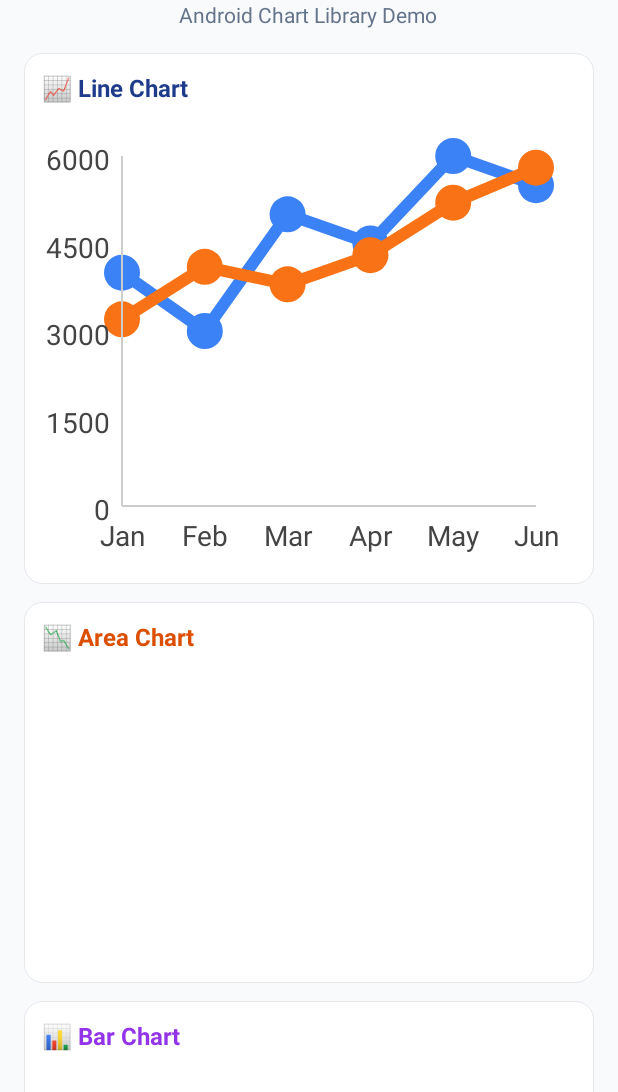
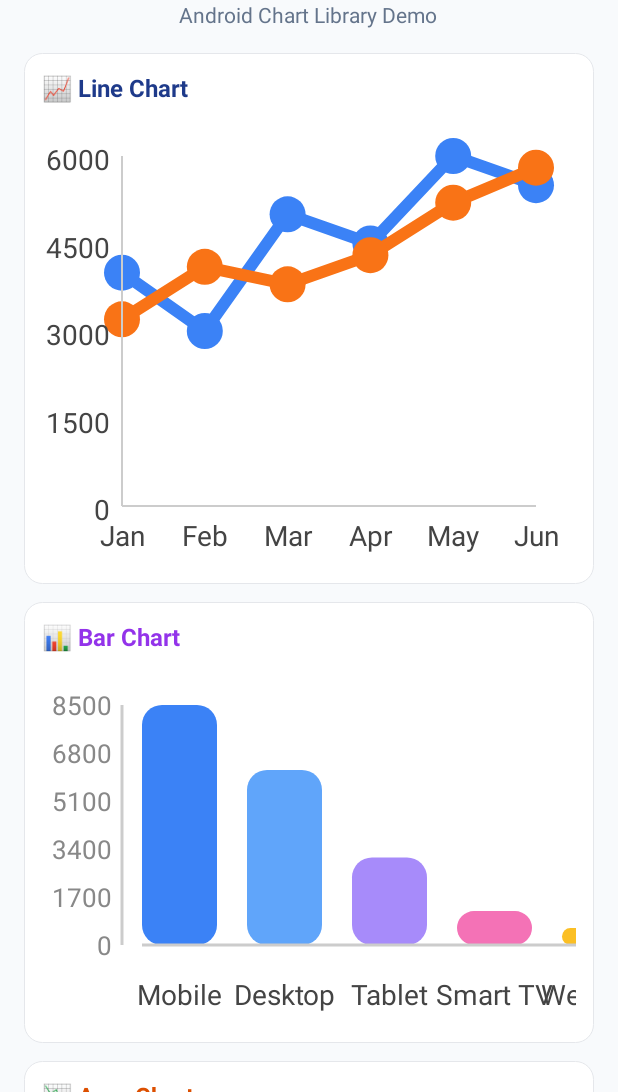
Before and after one commit to NoaSharabi8/GraphLite, an Android app: the screen it shows after launch (MainActivity), on a phone screen of 412 x 824 dp, the part 144-1236 px from its top. Run offline under Robolectric (Android 15) with nearby library versions, the phone set to English and light mode, and no system bars.

Commit message:
Second commit

```diff
--- /dev/null
+++ b/GraphLiteLib/src/main/java/dev/noash/graphlitelib/BarChartView.java
@@ -0,0 +1,178 @@
+package dev.noash.graphlitelib;
+
+import android.content.Context;
+import android.graphics.Canvas;
+import android.graphics.Color;
+import android.graphics.LinearGradient;
+import android.graphics.Paint;
+import android.graphics.RectF;
+import android.graphics.Shader;
+import android.util.AttributeSet;
+import android.view.View;
+
+import java.util.ArrayList;
+import java.util.List;
+
+public class BarChartView extends View {
+
+    private List<Float> values = new ArrayList<>();
+    private List<String> labels = new ArrayList<>();
+    private List<Integer> barColors = new ArrayList<>();
+
+    private int[] gradientColors = new int[]{
+            Color.parseColor("#3B82F6"),
+            Color.parseColor("#60A5FA")
+    };
+
+    private Float customBarWidth = null;
+    private Float customBarSpacing = null;
+
+    public BarChartView(Context context) {
+        super(context);
+    }
+
+    public BarChartView(Context context, AttributeSet attrs) {
+        super(context, attrs);
+    }
+
+    public void setValues(List<Float> values) {
+        this.values = values;
+        invalidate();
+    }
+
+    public void setLabels(List<String> labels) {
+        this.labels = labels;
+        invalidate();
+    }
+
+    public void setBarWidth(float barWidthPx) {
+        this.customBarWidth = barWidthPx;
+        invalidate();
+    }
+
+    public void setBarWidthDp(float barWidthDp) {
+        float scale = getResources().getDisplayMetrics().density;
+        this.customBarWidth = barWidthDp * scale;
+        invalidate();
+    }
+
+    public void setBarSpacing(float barSpacingPx) {
+        this.customBarSpacing = barSpacingPx;
+        invalidate();
+    }
+
+    public void setBarColors(List<Integer> colors) {
+        this.barColors = colors != null ? colors : new ArrayList<>();
+        invalidate();
+    }
+
+    public void adjustWidthToContent() {
+        if (values == null || values.isEmpty()) return;
+
+        float defaultSpacing = 40f;
+        float defaultBarWidth = 80f;
+
+        float barWidth = (customBarWidth != null) ? customBarWidth : defaultBarWidth;
+        float barSpacing = (customBarSpacing != null) ? customBarSpacing : defaultSpacing;
+
+        int count = values.size();
+        int totalWidth = Math.round((barWidth + barSpacing) * count + 100);
+
+        getLayoutParams().width = totalWidth;
+        requestLayout();
+    }
+
+    @Override
+    protected void onDraw(Canvas canvas) {
+        super.onDraw(canvas);
+        if (values == null || values.isEmpty()) return;
+
+        float barSpacingFromYAxis = 20f;
+        float width = getWidth();
+        float height = getHeight();
+        float paddingLeft = 80f;
+        float paddingRight = 40f;
+        float paddingBottom = 80f;
+        float paddingTop = 40f;
+
+        float usableWidth = width - paddingLeft - paddingRight;
+        float usableHeight = height - paddingTop - paddingBottom;
+        int barCount = values.size();
+
+        float max = 1f;
+        for (float v : values) {
+            if (v > max) max = v;
+        }
+
+        float barWidth = (customBarWidth != null) ? customBarWidth : usableWidth / (barCount * 1.5f);
+        float barSpacing = (customBarSpacing != null) ? customBarSpacing : barWidth * 0.5f;
+
+        Paint barPaint = new Paint(Paint.ANTI_ALIAS_FLAG);
+        Paint labelPaint = new Paint(Paint.ANTI_ALIAS_FLAG);
+        Paint axisPaint = new Paint(Paint.ANTI_ALIAS_FLAG);
+        Paint yValuePaint = new Paint(Paint.ANTI_ALIAS_FLAG);
+
+        labelPaint.setTextAlign(Paint.Align.CENTER);
+        labelPaint.setTextSize(28f);
+        labelPaint.setColor(Color.DKGRAY);
+
+        yValuePaint.setTextAlign(Paint.Align.RIGHT);
+        yValuePaint.setTextSize(26f);
+        yValuePaint.setColor(Color.GRAY);
+
+        axisPaint.setColor(Color.LTGRAY);
+        axisPaint.setStrokeWidth(3f);
+
+        LinearGradient gradient = new LinearGradient(0, paddingTop, 0, height - paddingBottom,
+                gradientColors, null, Shader.TileMode.CLAMP);
+        barPaint.setShader(gradient);
+
+        for (int i = 0; i < barCount; i++) {
+            float val = values.get(i);
+            float barHeight = (val / max) * usableHeight;
+
+            float left = paddingLeft + barSpacingFromYAxis + i * (barWidth + barSpacing);
+            float top = height - paddingBottom - barHeight;
+            float right = left + barWidth;
+            float bottom = height - paddingBottom;
+
+            Paint customPaint = new Paint(Paint.ANTI_ALIAS_FLAG);
+            if (i < barColors.size()) {
+                customPaint.setColor(barColors.get(i));
+            } else {
+                customPaint.setShader(new LinearGradient(0, paddingTop, 0, height - paddingBottom,
+                        gradientColors, null, Shader.TileMode.CLAMP));
+            }
+
+            canvas.drawRoundRect(new RectF(left, top, right, bottom), 20f, 20f, customPaint);
+
+            if (i < labels.size()) {
+                canvas.drawText(labels.get(i), left + barWidth / 2, height - 20f, labelPaint);
+            }
+        }
+
+        canvas.drawLine(
+                paddingLeft + barSpacingFromYAxis,
+                height - paddingBottom,
+                width - paddingRight,
+                height - paddingBottom,
+                axisPaint
+        );
+
+        canvas.drawLine(
+                paddingLeft,
+                paddingTop,
+                paddingLeft,
+                height - paddingBottom,
+                axisPaint
+        );
+
+        int ySteps = 5;
+        for (int i = 0; i <= ySteps; i++) {
+            float fraction = (float) i / ySteps;
+            float value = max * (1f - fraction);
+            float y = paddingTop + usableHeight * fraction;
+            canvas.drawText(String.format("%.0f", value), paddingLeft - 10f, y + 10f, yValuePaint);
+        }
+    }
+}
--- a/GraphLiteLib/src/main/java/dev/noash/graphlitelib/GraphView.java
+++ b/GraphLiteLib/src/main/java/dev/noash/graphlitelib/LineChartView.java
@@ -1,15 +1,11 @@
 package dev.noash.graphlitelib;
 
-import android.animation.Animator;
-import android.animation.AnimatorSet;
 import android.animation.ValueAnimator;
 import android.content.Context;
 import android.graphics.Canvas;
 import android.graphics.Color;
-import android.graphics.LinearGradient;
 import android.graphics.Paint;
 import android.graphics.RectF;
-import android.graphics.Shader;
 import android.util.AttributeSet;
 import android.view.MotionEvent;
 import android.view.View;
@@ -21,32 +17,18 @@ import android.view.animation.OvershootInterpolator;
 import java.util.ArrayList;
 import java.util.List;
 
-public class GraphView extends View {
+public class LineChartView extends View {
     public enum AnimationType {
         NONE, EASE_IN_OUT, FADE_IN, WAVE
     }
-    public interface OnPointClickListener {
-        void onPointClick(int index, String label, float value);
-    }
 
-    private OnPointClickListener pointClickListener;
-    public void setOnPointClickListener(OnPointClickListener listener) {
-        this.pointClickListener = listener;
-    }
-    private int selectedIndex = -1;
+    private List<GraphLine> graphLines = new ArrayList<>();
     private List<Float> referenceData = new ArrayList<>();
     private List<String> xLabels = new ArrayList<>();
-    private List<GraphLine> graphLines = new ArrayList<>();
-    private static final float TOUCH_TOLERANCE_Y = 40f;
-    private static final float TOUCH_TOLERANCE_X = 40f;
-    private List<String> yLabels = new ArrayList<>();
+    private int selectedIndex = -1;
 
     private boolean showAxis = true;
-    private boolean customYLabels = false;
     private int yLabelCount = 5;
-
-    private boolean showGradient = false;
-    private int[] gradientColors = new int[]{Color.BLUE, Color.TRANSPARENT};
 
     private float animationProgress = 1f;
     private boolean animationStarted = false;
@@ -54,16 +36,16 @@ public class GraphView extends View {
     private long animationDuration = 6000;
     private AnimationType animationType = AnimationType.NONE;
 
+    private static final float TOUCH_TOLERANCE_X = 40f;
+
     private Paint linePaint, pointPaint, fillPaint, axisPaint, labelPaint;
 
-
-
-    public GraphView(Context context) {
+    public LineChartView(Context context) {
         super(context);
         init();
     }
 
-    public GraphView(Context context, AttributeSet attrs) {
+    public LineChartView(Context context, AttributeSet attrs) {
         super(context, attrs);
         init();
     }
@@ -104,12 +86,6 @@ public class GraphView extends View {
         invalidate();
     }
 
-    public void setYLabels(List<String> labels) {
-        this.yLabels = labels != null ? labels : new ArrayList<>();
-        this.customYLabels = true;
-        invalidate();
-    }
-
     public void setShowAxis(boolean show) {
         this.showAxis = show;
         invalidate();
@@ -118,19 +94,8 @@ public class GraphView extends View {
     public void setYLabelCount(int count) {
         if (count >= 2) {
             this.yLabelCount = count;
-            this.customYLabels = false;
             invalidate();
         }
-    }
-
-    public void setShowGradient(boolean show) {
-        this.showGradient = show;
-        invalidate();
-    }
-
-    public void setGradientColors(int[] colors) {
-        this.gradientColors = colors;
-        invalidate();
     }
 
     public void setAnimationType(AnimationType type) {
@@ -142,42 +107,17 @@ public class GraphView extends View {
         this.animationDuration = durationMillis;
     }
 
-    public void refresh() {
-        invalidate();
-    }
-
     private void startAnimation() {
         animationStarted = true;
-
-
-        if (animationType == AnimationType.WAVE) {
-            ValueAnimator animator = ValueAnimator.ofFloat(0f, 1f);
-            animator.setDuration(animationDuration);
-            animator.setInterpolator(new OvershootInterpolator());
-            animator.addUpdateListener(animation -> {
-                animationProgress = (float) animation.getAnimatedValue();
-                invalidate();
-            });
-            animator.start();
-            return;
-        }
-
-        if (animationType == AnimationType.FADE_IN) {
-            ValueAnimator animator = ValueAnimator.ofFloat(0f, 1f);
-            animator.setDuration(animationDuration);
-            animator.setInterpolator(new AccelerateDecelerateInterpolator());
-            animator.addUpdateListener(animation -> {
-                animationProgress = (float) animation.getAnimatedValue();
-                invalidate();
-            });
-            animator.start();
-            return;
-        }
 
         ValueAnimator animator = ValueAnimator.ofFloat(0f, 1f);
         animator.setDuration(animationDuration);
 
-        if (animationType == AnimationType.EASE_IN_OUT) {
+        if (animationType == AnimationType.WAVE) {
+            animator.setInterpolator(new OvershootInterpolator());
+        } else if (animationType == AnimationType.FADE_IN) {
+            animator.setInterpolator(new AccelerateDecelerateInterpolator());
+        } else if (animationType == AnimationType.EASE_IN_OUT) {
             animator.setInterpolator(AnimationUtils.loadInterpolator(getContext(), android.R.interpolator.fast_out_slow_in));
         }
 
@@ -199,7 +139,6 @@ public class GraphView extends View {
                 shouldAnimateNextDraw = false;
                 return;
             } else {
-
                 animationProgress = 1f;
                 animationStarted = true;
             }
@@ -223,13 +162,11 @@ public class GraphView extends View {
             }
         }
         float range = maxValue == 0 ? 1 : maxValue;
-
         float xStep = usableWidth / (referenceData.size() - 1);
 
         for (GraphLine line : graphLines) {
             List<Float> data = line.values;
             Path path = new Path();
-            Path fillPath = new Path();
 
             float prevX = 0, prevY = 0;
 
@@ -240,17 +177,13 @@ public class GraphView extends View {
 
                 if (i == 0) {
                     path.moveTo(x, y);
-                    fillPath.moveTo(x, paddingTop + usableHeight);
-                    fillPath.lineTo(x, y);
                 } else {
                     if (line.smoothLine) {
                         float midX = (prevX + x) / 2f;
                         float midY = (prevY + y) / 2f;
                         path.quadTo(prevX, prevY, midX, midY);
-                        fillPath.lineTo(midX, midY);
                     } else {
                         path.lineTo(x, y);
-                        fillPath.lineTo(x, y);
                     }
                 }
 
@@ -258,19 +191,9 @@ public class GraphView extends View {
                 prevY = y;
             }
 
-            path.lineTo(prevX, prevY);
-            fillPath.lineTo(prevX, paddingTop + usableHeight);
-            fillPath.close();
-
             linePaint.setColor(line.color);
             linePaint.setStrokeWidth(line.lineWidth);
             canvas.drawPath(path, linePaint);
-
-            if (showGradient && line == graphLines.get(0)) {
-                LinearGradient gradient = new LinearGradient(0, paddingTop, 0, paddingTop + usableHeight, gradientColors, null, Shader.TileMode.CLAMP);
-                fillPaint.setShader(gradient);
-                canvas.drawPath(fillPath, fillPaint);
-            }
 
             if (line.showPoints) {
                 pointPaint.setColor(line.color);
@@ -295,38 +218,22 @@ public class GraphView extends View {
             }
 
             labelPaint.setTextAlign(Paint.Align.RIGHT);
-            if (customYLabels && yLabels.size() > 1) {
-                int count = yLabels.size();
-                for (int i = 0; i < count; i++) {
-                    float y = paddingTop + usableHeight - (i * (usableHeight / (count - 1)));
-                    canvas.drawText(yLabels.get(i), paddingLeft - 12f, y + labelPaint.getTextSize() / 2f, labelPaint);
-                }
-            } else {
-                for (int i = 0; i < yLabelCount; i++) {
-                    float fraction = (float) i / (yLabelCount - 1);
-                    float value = maxValue * (1f - fraction);
-                    float y = paddingTop + usableHeight * fraction;
-                    canvas.drawText(String.format("%.0f", value), paddingLeft - 12f, y + labelPaint.getTextSize() / 2f, labelPaint);
-                }
+            for (int i = 0; i < yLabelCount; i++) {
+                float fraction = (float) i / (yLabelCount - 1);
+                float value = maxValue * (1f - fraction);
+                float y = paddingTop + usableHeight * fraction;
+                canvas.drawText(String.format("%.0f", value), paddingLeft - 12f, y + labelPaint.getTextSize() / 2f, labelPaint);
             }
             labelPaint.setTextAlign(Paint.Align.CENTER);
         }
 
-        // Draw tooltip box if a point is selected
         if (selectedIndex >= 0 && selectedIndex < referenceData.size()) {
-
-            for (GraphLine line : graphLines) {
-                for (Float value : line.values) {
-                    if (value > maxValue) maxValue = value;
-                }
-            }
-
             float x = paddingLeft + selectedIndex * xStep;
 
             float boxWidth = 250f;
             float lineHeight = 60f;
             float padding = 20f;
-            float boxHeight = padding + 36f + (graphLines.size() * lineHeight) + padding*3;
+            float boxHeight = padding + 36f + (graphLines.size() * lineHeight) + padding * 3;
             float y = paddingTop + 20f;
             float boxLeft = Math.max(10f, Math.min(x - boxWidth / 2f, width - boxWidth - 10f));
             float boxTop = y;
@@ -354,7 +261,7 @@ public class GraphView extends View {
             canvas.drawText(
                     selectedIndex < xLabels.size() ? xLabels.get(selectedIndex) : "",
                     boxCenterX,
-                    boxTop + 50f +padding,
+                    boxTop + 50f + padding,
                     textPaint
             );
 
@@ -373,11 +280,10 @@ public class GraphView extends View {
                     canvas.drawText(
                             valueText,
                             boxCenterX,
-                            boxTop + 70f + (i * 60f)+ lineHeight,
+                            boxTop + 70f + (i * 60f) + lineHeight,
                             valuePaint
                     );
                 }
-
             }
         }
     }
@@ -400,11 +306,6 @@ public class GraphView extends View {
                     selectedIndex = i;
                     invalidate();
 
-                    if (pointClickListener != null) {
-                        String label = i < xLabels.size() ? xLabels.get(i) : "";
-                        float value = referenceData.get(i);
-                        pointClickListener.onPointClick(i, label, value);
-                    }
                     return true;
                 }
             }
--- a/app/src/main/java/dev/noash/graphlite/MainActivity.java
+++ b/app/src/main/java/dev/noash/graphlite/MainActivity.java
@@ -5,20 +5,20 @@ import android.graphics.Color;
 import android.os.Build;
 import android.os.Bundle;
 import android.view.Window;
-import android.widget.Toast;
 
 import androidx.appcompat.app.AppCompatActivity;
 import androidx.core.content.ContextCompat;
 
-import java.util.ArrayList;
 import java.util.Arrays;
 import java.util.List;
 
+import dev.noash.graphlitelib.BarChartView;
 import dev.noash.graphlitelib.GraphLine;
-import dev.noash.graphlitelib.GraphView;
+import dev.noash.graphlitelib.LineChartView;
 
 public class MainActivity extends AppCompatActivity {
-    GraphView graph1;
+    LineChartView graph1;
+    BarChartView graph2;
 
     protected void onCreate(Bundle savedInstanceState) {
         super.onCreate(savedInstanceState);
@@ -28,19 +28,22 @@ public class MainActivity extends AppCompatActivity {
     }
 
     private void findViews() {
-        graph1 = findViewById(R.id.GV_graph1);
+        graph1 = findViewById(R.id.lineChartView);
+        graph2 = findViewById(R.id.barChartView);
     }
 
     private void initViews() {
         setStatusBar(getWindow(), this);
         initGraph1();
+        initGraph2();
     }
 
     private void initGraph1() {
         List<Float> avgNoise = Arrays.asList(4000f, 3000f, 5000f, 4500f, 6000f, 5500f);
         List<Float> maxNoise = Arrays.asList(3200f, 4100f, 3800f, 4300f, 5200f, 5800f);
-        List<Float> avg1Noise = Arrays.asList(3000f, 3000f, 4000f, 4200f, 5800f, 5000f);
+        List<Float> list = Arrays.asList(2500f, 2200f, 3800f, 3500f, 4500f, 5000f);
 
+        //init design - avgNoise
         GraphLine avgLine = new GraphLine(avgNoise)
                 .setColor(Color.parseColor("#3B82F6"))
                 .setLineWidth(12f)
@@ -48,6 +51,7 @@ public class MainActivity extends AppCompatActivity {
                 .setShowPoints(true)
                 .setPointRadius(18f);
 
+        //init design - maxNoise
         GraphLine maxLine = new GraphLine(maxNoise)
                 .setColor(Color.parseColor("#F97316"))
                 .setLineWidth(12f)
@@ -55,29 +59,46 @@ public class MainActivity extends AppCompatActivity {
                 .setShowPoints(true)
                 .setPointRadius(18f);
 
-        GraphLine avg1Line = new GraphLine(avg1Noise)
-                .setColor(Color.parseColor("#000000"))
+        //init design - listNoise
+        GraphLine listLine = new GraphLine(list)
+                .setColor(Color.parseColor("#2CA02C"))
                 .setLineWidth(12f)
+                .setTitle("Line")
                 .setShowPoints(true)
-                .setTitle("avg1")
                 .setPointRadius(18f);
 
         graph1.setGraphLines(Arrays.asList(avgLine, maxLine));
-
         graph1.setXLabels(Arrays.asList("Jan", "Feb", "Mar", "Apr", "May", "Jun"));
         graph1.setShowAxis(true);
         graph1.setYLabelCount(5);
+        graph1.setAnimationType(LineChartView.AnimationType.NONE);
+        graph1.setAnimationDuration(3000);
+    }
 
-        graph1.setGradientColors(new int[]{
-                Color.parseColor("#2563EB"),
-                Color.parseColor("#3B82F6"),
-                Color.parseColor("#A5D8FF"),
-                Color.TRANSPARENT
-        });
-     //   graph1.setShowGradient(true);
-        graph1.setAnimationType(GraphView.AnimationType.NONE);
-        graph1.setAnimationDuration(2000);
+    private void initGraph2() {
+        List<Float> values = Arrays.asList(8500f, 6200f, 3100f, 1200f, 600f);
+        List<String> labels = Arrays.asList("Mobile", "Desktop", "Tablet", "Smart TV", "Wearable");
+
+        graph2.setBarColors(Arrays.asList(
+                Color.parseColor("#3B82F6"),  // Mobile
+                Color.parseColor("#60A5FA"),  // Desktop
+                Color.parseColor("#A78BFA"),  // Tablet
+                Color.parseColor("#F472B6"),  // Smart TV
+                Color.parseColor("#FBBF24")   // Wearable
+        ));
+
+        graph2.setValues(values);
+        graph2.setLabels(labels);
+        graph2.setBarWidthDp(50);
+        graph2.setBarWidth(dpToPx(50));
+        graph2.setBarSpacing(dpToPx(20));
+        graph2.adjustWidthToContent();
     }
+
+    private int dpToPx(int dp) {
+        return Math.round(dp * getResources().getDisplayMetrics().density);
+    }
+
 
     public static void setStatusBar(Window window, Context context) {
         if (Build.VERSION.SDK_INT >= Build.VERSION_CODES.LOLLIPOP) {
--- a/app/src/main/res/drawable/frame_outline.xml
+++ b/app/src/main/res/drawable/frame_outline.xml
@@ -14,7 +14,7 @@
 
     <stroke
         android:width="0.5dp"
-        android:color="#E5E7EB" /> <!-- Light gray border -->
+        android:color="#E5E7EB" />
 
     <size android:minHeight="100dp"/>
 </shape>
--- a/app/src/main/res/layout/activity_main.xml
+++ b/app/src/main/res/layout/activity_main.xml
@@ -62,8 +62,8 @@
                 android:textColor="#1E3A8A"
                 android:textSize="16sp" />
 
-            <dev.noash.graphlitelib.GraphView
-                android:id="@+id/GV_graph1"
+            <dev.noash.graphlitelib.LineChartView
+                android:id="@+id/lineChartView"
                 android:layout_width="match_parent"
                 android:layout_height="300dp"
                 android:layout_marginTop="8dp" />
@@ -81,17 +81,31 @@
             <TextView
                 android:layout_width="wrap_content"
                 android:layout_height="wrap_content"
-                android:text="📉 Area Chart"
+                android:text="📊 Bar Chart"
                 android:textStyle="bold"
-                android:textColor="#DC4F00"
+                android:textColor="#9333EA"
                 android:textSize="16sp" />
 
-            <dev.noash.graphlitelib.GraphView
-                android:id="@+id/GV_graph2"
+            <HorizontalScrollView
                 android:layout_width="match_parent"
-                android:layout_height="200dp"
-                android:layout_marginTop="8dp" />
+                android:layout_height="wrap_content"
+                android:overScrollMode="never"
+                android:scrollbars="none"
+                android:layout_marginTop="8dp">
+
+                <LinearLayout
+                    android:layout_width="wrap_content"
+                    android:layout_height="wrap_content"
+                    android:orientation="vertical">
+
+                    <dev.noash.graphlitelib.BarChartView
+                        android:id="@+id/barChartView"
+                        android:layout_width="600dp"
+                        android:layout_height="240dp" />
+                </LinearLayout>
+            </HorizontalScrollView>
         </LinearLayout>
+
 
         <!-- Graph 3 -->
         <LinearLayout
@@ -105,12 +119,12 @@
             <TextView
                 android:layout_width="wrap_content"
                 android:layout_height="wrap_content"
-                android:text="📊 Bar Chart"
+                android:text="📉 Area Chart"
                 android:textStyle="bold"
-                android:textColor="#9333EA"
+                android:textColor="#DC4F00"
                 android:textSize="16sp" />
 
-            <dev.noash.graphlitelib.GraphView
+            <dev.noash.graphlitelib.LineChartView
                 android:id="@+id/GV_graph3"
                 android:layout_width="match_parent"
                 android:layout_height="200dp"
--- a/app/src/main/res/values/colors.xml
+++ b/app/src/main/res/values/colors.xml
@@ -7,7 +7,7 @@
     <color name="teal_700">#FF018786</color>
     <color name="black">#FF000000</color>
     <color name="white">#FFFFFFFF</color>
-    <color name="statusBar">#FFD8B3</color>
+    <color name="statusBar">#A79E8F</color>
     <color name="background">#F8FAFC</color>
 
 </resources>
```
